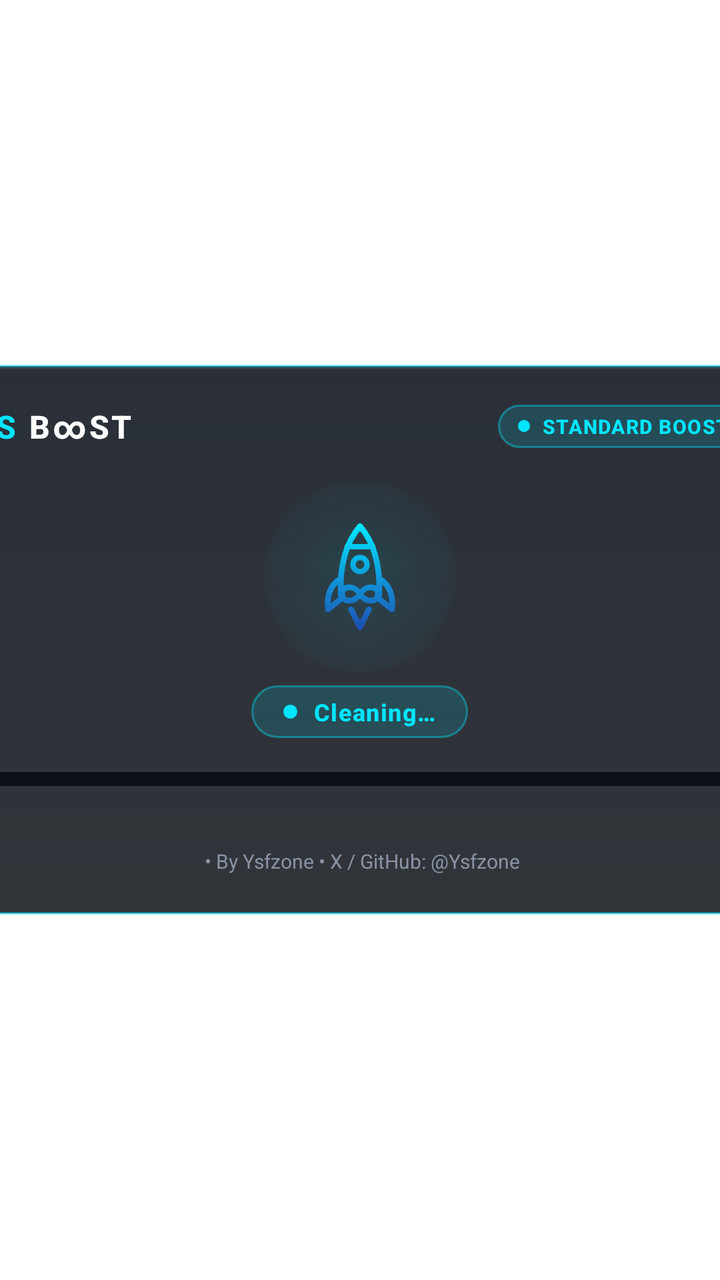
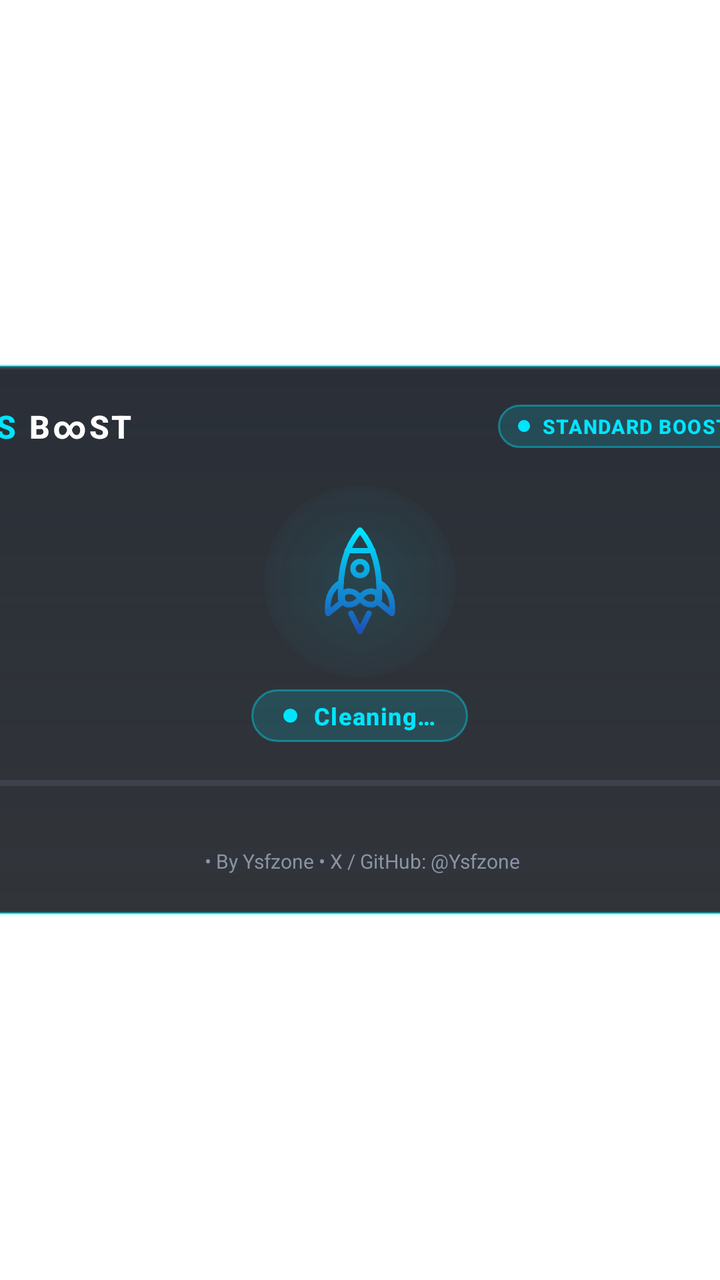

Compare the two renders of this Android layout. The source of the first and the diff that turns it into the second are given below.
<!-- AndroidManifest.xml: application theme Theme.OsBoost.Translucent -->
<!-- res/layout/activity_main.xml -->
<?xml version="1.0" encoding="utf-8"?>
<FrameLayout xmlns:android="http://schemas.android.com/apk/res/android"
    android:id="@+id/rootContainer"
    android:layout_width="match_parent"
    android:layout_height="match_parent">

    <LinearLayout
        android:id="@+id/popupCard"
        android:layout_width="430dp"
        android:layout_height="275dp"
        android:layout_gravity="center"
        android:background="@drawable/bg_popup_neon"
        android:clipChildren="true"
        android:clipToPadding="true"
        android:elevation="18dp"
        android:orientation="vertical"
        android:padding="20dp">

        
        <LinearLayout
            android:layout_width="match_parent"
            android:layout_height="wrap_content"
            android:gravity="center_vertical"
            android:orientation="horizontal">

            <TextView
                android:id="@+id/tvAppTitleOs"
                android:layout_width="wrap_content"
                android:layout_height="wrap_content"
                android:fontFamily="sans-serif-medium"
                android:letterSpacing="0.08"
                android:text="OS "
                android:textColor="@color/brand_cyan_electric"
                android:textSize="16sp"
                android:textStyle="bold" />

            <TextView
                android:id="@+id/tvAppTitle"
                android:layout_width="wrap_content"
                android:layout_height="wrap_content"
                android:fontFamily="sans-serif-medium"
                android:letterSpacing="0.08"
                android:text="B∞ST"
                android:textColor="@color/brand_white_pure"
                android:textSize="16sp"
                android:textStyle="bold" />

            <View
                android:layout_width="0dp"
                android:layout_height="1dp"
                android:layout_weight="1" />

            <LinearLayout
                android:id="@+id/llModePill"
                android:layout_width="wrap_content"
                android:layout_height="wrap_content"
                android:background="@drawable/bg_mode_pill"
                android:gravity="center_vertical"
                android:orientation="horizontal"
                android:paddingStart="10dp"
                android:paddingTop="4dp"
                android:paddingEnd="10dp"
                android:paddingBottom="4dp">

                <ImageView
                    android:id="@+id/ivModeDot"
                    android:layout_width="6dp"
                    android:layout_height="6dp"
                    android:contentDescription="@null"
                    android:src="@drawable/dot_glow_cyan" />

                <TextView
                    android:id="@+id/tvModeLabel"
                    android:layout_width="wrap_content"
                    android:layout_height="wrap_content"
                    android:layout_marginStart="6dp"
                    android:fontFamily="sans-serif-medium"
                    android:letterSpacing="0.05"
                    android:text="@string/mode_standard"
                    android:textColor="@color/brand_cyan_electric"
                    android:textSize="10sp"
                    android:textStyle="bold" />
            </LinearLayout>
        </LinearLayout>

        
        <FrameLayout
            android:id="@+id/centralStage"
            android:layout_width="match_parent"
            android:layout_height="0dp"
            android:layout_gravity="center"
            android:layout_marginTop="8dp"
            android:layout_marginBottom="8dp"
            android:layout_weight="1"
            android:clipChildren="true"
            android:clipToPadding="false">

            
            <LinearLayout
                android:id="@+id/llCleaningStage"
                android:layout_width="match_parent"
                android:layout_height="wrap_content"
                android:layout_gravity="center"
                android:gravity="center"
                android:orientation="vertical">

                <FrameLayout
                    android:id="@+id/rocketStage"
                    android:layout_width="match_parent"
                    android:layout_height="96dp"
                    android:clipChildren="false"
                    android:clipToPadding="false">

                    <View
                        android:id="@+id/viewRocketAura"
                        android:layout_width="96dp"
                        android:layout_height="96dp"
                        android:layout_gravity="center"
                        android:background="@drawable/bg_rocket_aura" />

                    <ImageView
                        android:id="@+id/ivFlame"
                        android:layout_width="22dp"
                        android:layout_height="22dp"
                        android:layout_gravity="center"
                        android:layout_marginTop="30dp"
                        android:alpha="0"
                        android:contentDescription="@null"
                        android:src="@drawable/ic_flame" />

                    <ImageView
                        android:id="@+id/ivRocket"
                        android:layout_width="64dp"
                        android:layout_height="64dp"
                        android:layout_gravity="center"
                        android:contentDescription="@string/cd_rocket"
                        android:src="@drawable/ic_osboost_rocket" />
                </FrameLayout>

                <LinearLayout
                    android:id="@+id/llCleaningPill"
                    android:layout_width="wrap_content"
                    android:layout_height="wrap_content"
                    android:layout_marginTop="6dp"
                    android:background="@drawable/bg_mode_pill"
                    android:gravity="center_vertical"
                    android:orientation="horizontal"
                    android:paddingStart="16dp"
                    android:paddingTop="5dp"
                    android:paddingEnd="16dp"
                    android:paddingBottom="5dp">

                    <ImageView
                        android:layout_width="7dp"
                        android:layout_height="7dp"
                        android:contentDescription="@null"
                        android:src="@drawable/dot_glow_cyan" />

                    <TextView
                        android:id="@+id/tvCleaningStatus"
                        android:layout_width="wrap_content"
                        android:layout_height="wrap_content"
                        android:layout_marginStart="8dp"
                        android:fontFamily="sans-serif-medium"
                        android:letterSpacing="0.04"
                        android:text="@string/status_cleaning"
                        android:textColor="@color/brand_cyan_electric"
                        android:textSize="12sp"
                        android:textStyle="bold" />
                </LinearLayout>
            </LinearLayout>

            
            <LinearLayout
                android:id="@+id/llResults"
                android:layout_width="match_parent"
                android:layout_height="wrap_content"
                android:layout_gravity="center"
                android:gravity="center"
                android:orientation="vertical"
                android:visibility="gone">

                
                <FrameLayout
                    android:id="@+id/flDoneBadge"
                    android:layout_width="34dp"
                    android:layout_height="34dp"
                    android:background="@drawable/bg_check_circle_cyan"
                    android:contentDescription="@string/status_done">

                    <ImageView
                        android:layout_width="16dp"
                        android:layout_height="16dp"
                        android:layout_gravity="center"
                        android:contentDescription="@null"
                        android:src="@drawable/ic_check_cyan" />
                </FrameLayout>

                <TextView
                    android:id="@+id/tvAvailableLabel"
                    android:layout_width="wrap_content"
                    android:layout_height="wrap_content"
                    android:layout_marginTop="8dp"
                    android:text="@string/label_available_ram"
                    android:textColor="@color/brand_silver_muted"
                    android:textSize="11sp" />

                <TextView
                    android:id="@+id/tvHeroRam"
                    android:layout_width="wrap_content"
                    android:layout_height="wrap_content"
                    android:fontFamily="sans-serif-medium"
                    android:textColor="@color/brand_white_pure"
                    android:textSize="32sp"
                    android:textStyle="bold" />

                <TextView
                    android:id="@+id/tvDeltaBadge"
                    android:layout_width="wrap_content"
                    android:layout_height="wrap_content"
                    android:layout_marginTop="6dp"
                    android:background="@drawable/bg_badge_neon"
                    android:paddingStart="14dp"
                    android:paddingTop="4dp"
                    android:paddingEnd="14dp"
                    android:paddingBottom="4dp"
                    android:textColor="@color/brand_cyan_electric"
                    android:textSize="12sp"
                    android:textStyle="bold" />
            </LinearLayout>

        </FrameLayout>

        
        <ProgressBar
            android:id="@+id/pbRam"
            style="?android:attr/progressBarStyleHorizontal"
            android:layout_width="match_parent"
            android:layout_height="7dp"
            android:max="100"
            android:progress="0"
            android:progressDrawable="@drawable/progress_neon" />

        
        <TextView
            android:id="@+id/tvRamUsage"
            android:layout_width="match_parent"
            android:layout_height="wrap_content"
            android:layout_marginTop="8dp"
            android:gravity="center"
            android:textColor="@color/brand_silver_muted"
            android:textSize="11sp"
            android:visibility="invisible" />

        
        <Button
            android:id="@+id/btnUpdate"
            android:layout_width="match_parent"
            android:layout_height="34dp"
            android:layout_marginTop="8dp"
            android:background="@drawable/bg_update_button"
            android:focusable="true"
            android:focusableInTouchMode="true"
            android:nextFocusUp="@id/btnUpdate"
            android:nextFocusDown="@id/btnUpdate"
            android:nextFocusLeft="@id/btnUpdate"
            android:nextFocusRight="@id/btnUpdate"
            android:textAllCaps="false"
            android:textColor="@color/brand_cyan_electric"
            android:textSize="12sp"
            android:textStyle="bold"
            android:visibility="gone" />

        
        <LinearLayout
            android:layout_width="match_parent"
            android:layout_height="wrap_content"
            android:layout_marginTop="8dp"
            android:gravity="center"
            android:layoutDirection="ltr"
            android:orientation="horizontal">

            <TextView
                android:id="@+id/tvFooterVersion"
                android:layout_width="wrap_content"
                android:layout_height="wrap_content"
                android:fontFamily="sans-serif-medium"
                android:textColor="@color/brand_cyan_electric"
                android:textSize="10sp"
                android:textStyle="bold" />

            <TextView
                android:id="@+id/tvFooterAttribution"
                android:layout_width="wrap_content"
                android:layout_height="wrap_content"
                android:text=" • By Ysfzone • X / GitHub: @Ysfzone"
                android:textColor="@color/brand_silver_muted"
                android:textSize="10sp" />
        </LinearLayout>

    </LinearLayout>

</FrameLayout>
<!-- resources referenced by this layout -->
<resources>
  <color name="brand_cyan_electric">#00E5FF</color>
  <color name="brand_silver_muted">#8A94A6</color>
  <color name="brand_white_pure">#FFFFFF</color>
  <!-- drawable bg_badge_neon (drawable) -->
  <?xml version="1.0" encoding="utf-8"?>
  <shape xmlns:android="http://schemas.android.com/apk/res/android"
      android:shape="rectangle">
      <solid android:color="@color/brand_bg_obsidian" />
      <corners android:radius="12dp" />
      <stroke
          android:width="1dp"
          android:color="@color/brand_cyan_electric" />
  </shape>
  <!-- drawable bg_check_circle_cyan (drawable) -->
  <?xml version="1.0" encoding="utf-8"?>
  <shape xmlns:android="http://schemas.android.com/apk/res/android"
      android:shape="oval">
      <solid android:color="#2600E5FF" />
      <stroke
          android:width="1dp"
          android:color="#6600E5FF" />
  </shape>
  <!-- drawable bg_mode_pill (drawable) -->
  <?xml version="1.0" encoding="utf-8"?>
  <shape xmlns:android="http://schemas.android.com/apk/res/android"
      android:shape="rectangle">
      <solid android:color="#2600E5FF" />
      <corners android:radius="16dp" />
      <stroke
          android:width="1dp"
          android:color="#6600E5FF" />
  </shape>
  <!-- drawable bg_rocket_aura (drawable) -->
  <?xml version="1.0" encoding="utf-8"?>
  <shape xmlns:android="http://schemas.android.com/apk/res/android"
      android:shape="oval">
      <gradient
          android:endColor="#000D1117"
          android:gradientRadius="56dp"
          android:startColor="#1A00E5FF"
          android:type="radial" />
  </shape>
  <!-- drawable dot_glow_cyan (drawable) -->
  <?xml version="1.0" encoding="utf-8"?>
  <shape xmlns:android="http://schemas.android.com/apk/res/android"
      android:shape="oval">
      <solid android:color="@color/brand_cyan_electric" />
      <size
          android:width="8dp"
          android:height="8dp" />
  </shape>
  <!-- drawable ic_check_cyan (drawable) -->
  <?xml version="1.0" encoding="utf-8"?>
  <vector xmlns:android="http://schemas.android.com/apk/res/android"
      android:width="14dp"
      android:height="14dp"
      android:viewportWidth="24"
      android:viewportHeight="24">
      <path
          android:pathData="M5,12.5 L9.5,17 L19,7.5"
          android:strokeColor="@color/brand_cyan_electric"
          android:strokeLineCap="round"
          android:strokeLineJoin="round"
          android:strokeWidth="2.8" />
  </vector>
  <!-- drawable progress_neon (drawable) -->
  <?xml version="1.0" encoding="utf-8"?>
  <layer-list xmlns:android="http://schemas.android.com/apk/res/android">
      <item android:id="@android:id/background">
          <shape android:shape="rectangle">
              <corners android:radius="6dp" />
              <solid android:color="@color/brand_bg_obsidian" />
          </shape>
      </item>
      <item android:id="@android:id/progress">
          <clip>
              <shape android:shape="rectangle">
                  <corners android:radius="6dp" />
                  <gradient
                      android:angle="0"
                      android:endColor="@color/brand_cyan_electric"
                      android:startColor="@color/brand_blue_cobalt" />
              </shape>
          </clip>
      </item>
  </layer-list>
  <string name="cd_rocket">OS BOOST Rocket</string>
  <string name="label_available_ram">Available RAM</string>
  <string name="mode_standard">STANDARD BOOST</string>
  <string name="status_cleaning">Cleaning…</string>
  <string name="status_done">DONE</string>
  <color name="brand_bg_obsidian">#0D1117</color>
  <color name="brand_blue_cobalt">#1E50B5</color>
  <!-- unchanged entries left out for length: 5 -->
</resources>

<!-- the commit's change to res/layout/activity_main.xml (unified diff, before → after) -->
@@ -236,10 +236,10 @@
             android:id="@+id/pbRam"
             style="?android:attr/progressBarStyleHorizontal"
             android:layout_width="match_parent"
-            android:layout_height="7dp"
+            android:layout_height="3dp"
             android:max="100"
             android:progress="0"
-            android:progressDrawable="@drawable/progress_neon" />
+            android:progressDrawable="@drawable/bg_progress_bar" />
 
         
         <TextView
<!-- resource entries referenced after the edit -->
@@ -32,6 +32,27 @@
           android:width="1dp"
           android:color="#6600E5FF" />
   </shape>
+  <!-- drawable bg_progress_bar (drawable) -->
+  <?xml version="1.0" encoding="utf-8"?>
+  <layer-list xmlns:android="http://schemas.android.com/apk/res/android">
+      <item android:id="@android:id/background">
+          <shape android:shape="rectangle">
+              <corners android:radius="999dp" />
+              <solid android:color="#268A94A6" />
+          </shape>
+      </item>
+      <item android:id="@android:id/progress">
+          <clip>
+              <shape android:shape="rectangle">
+                  <corners android:radius="999dp" />
+                  <gradient
+                      android:angle="0"
+                      android:endColor="@color/brand_cyan_electric"
+                      android:startColor="@color/brand_blue_cobalt" />
+              </shape>
+          </clip>
+      </item>
+  </layer-list>
   <!-- drawable bg_rocket_aura (drawable) -->
   <?xml version="1.0" encoding="utf-8"?>
   <shape xmlns:android="http://schemas.android.com/apk/res/android"
@@ -65,27 +86,6 @@
           android:strokeLineJoin="round"
           android:strokeWidth="2.8" />
   </vector>
-  <!-- drawable progress_neon (drawable) -->
-  <?xml version="1.0" encoding="utf-8"?>
-  <layer-list xmlns:android="http://schemas.android.com/apk/res/android">
-      <item android:id="@android:id/background">
-          <shape android:shape="rectangle">
-              <corners android:radius="6dp" />
-              <solid android:color="@color/brand_bg_obsidian" />
-          </shape>
-      </item>
-      <item android:id="@android:id/progress">
-          <clip>
-              <shape android:shape="rectangle">
-                  <corners android:radius="6dp" />
-                  <gradient
-                      android:angle="0"
-                      android:endColor="@color/brand_cyan_electric"
-                      android:startColor="@color/brand_blue_cobalt" />
-              </shape>
-          </clip>
-      </item>
-  </layer-list>
   <string name="cd_rocket">OS BOOST Rocket</string>
   <string name="label_available_ram">Available RAM</string>
   <string name="mode_standard">STANDARD BOOST</string>
